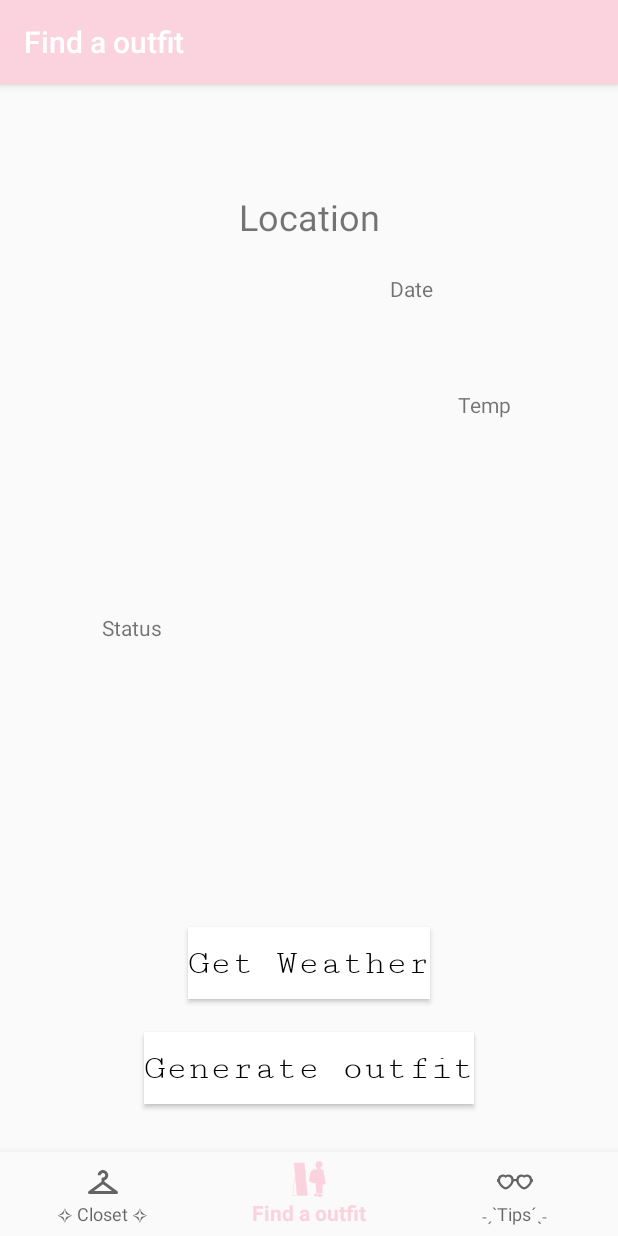
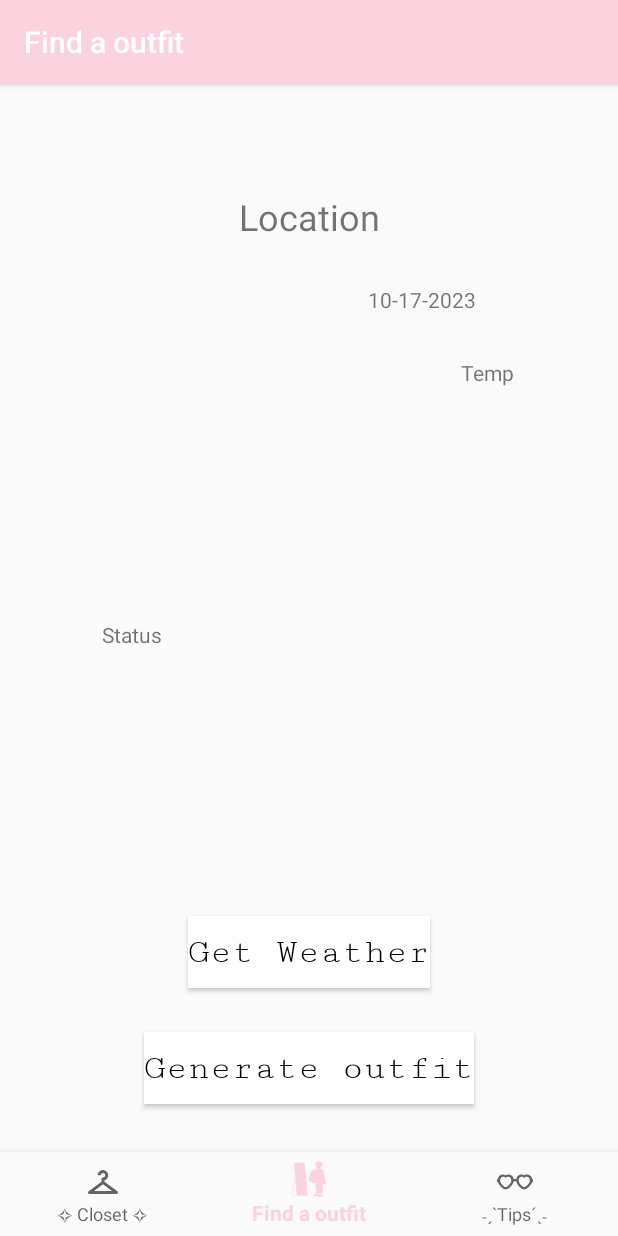
Before and after one commit to uwujes/StyleSphere, an Android app: the DashboardFragment screen opened through its navigation route, on a phone screen of 412 x 824 dp. Run offline under Robolectric (Android 15) with nearby library versions, the phone set to English and light mode, and no system bars; our stand-ins replace navigation-ui; 1 statement that could not run was skipped.

Commit message:
DateTextView displays date. Start using weather API to set temp, status, location (replace lat/lon)

```diff
--- a/app/src/main/java/com/example/stylesphere/ui/dashboard/DashboardFragment.java
+++ b/app/src/main/java/com/example/stylesphere/ui/dashboard/DashboardFragment.java
@@ -37,6 +37,10 @@ import com.google.android.gms.tasks.Task;
 
 import com.example.stylesphere.R;
 
+import java.text.SimpleDateFormat;
+import java.util.Date;
+import java.util.Locale;
+
 
 import com.example.stylesphere.databinding.FragmentDashboardBinding;
 
@@ -47,6 +51,7 @@ public class DashboardFragment extends Fragment {
     private TextView location;
     private TextView status;
     private TextView temp;
+    String currentDate = new SimpleDateFormat("MM-dd-yyyy", Locale.getDefault()).format(new Date());
     private TextView date;
     private ImageView clothing1;
     private ImageView clothing2;
@@ -54,6 +59,7 @@ public class DashboardFragment extends Fragment {
     FusedLocationProviderClient mFusedLocationClient;
     int PERMISSION_ID = 44;
     private ActivityResultLauncher<String> requestPermissionLauncher;
+
 
 
     public void onCreate(Bundle savedInstanceState) {
@@ -89,6 +95,7 @@ public class DashboardFragment extends Fragment {
         status = root.findViewById(R.id.weatherDescription);
         temp = root.findViewById(R.id.temperature);
         date = root.findViewById(R.id.editTextDate);
+        date.setText(currentDate);
         clothing1 = root.findViewById(R.id.clothing1);
         clothing2 = root.findViewById(R.id.clothing2);
         getWeather = root.findViewById(R.id.weatherButton);
--- a/app/src/main/res/layout/fragment_dashboard.xml
+++ b/app/src/main/res/layout/fragment_dashboard.xml
@@ -38,8 +38,8 @@
 
     <ImageView
         android:id="@+id/clothing1"
-        android:layout_width="207dp"
-        android:layout_height="204dp"
+        android:layout_width="231dp"
+        android:layout_height="242dp"
         android:contentDescription="@string/firstItem"
         app:layout_constraintBottom_toTopOf="@+id/clothing2"
         app:layout_constraintEnd_toStartOf="@+id/editTextDate"
@@ -95,8 +95,8 @@
 
     <TextView
         android:id="@+id/editTextDate"
-        android:layout_width="126dp"
-        android:layout_height="55dp"
+        android:layout_width="wrap_content"
+        android:layout_height="wrap_content"
         android:ems="10"
         android:text="@string/date"
         app:layout_constraintBottom_toTopOf="@+id/temperature"
```
